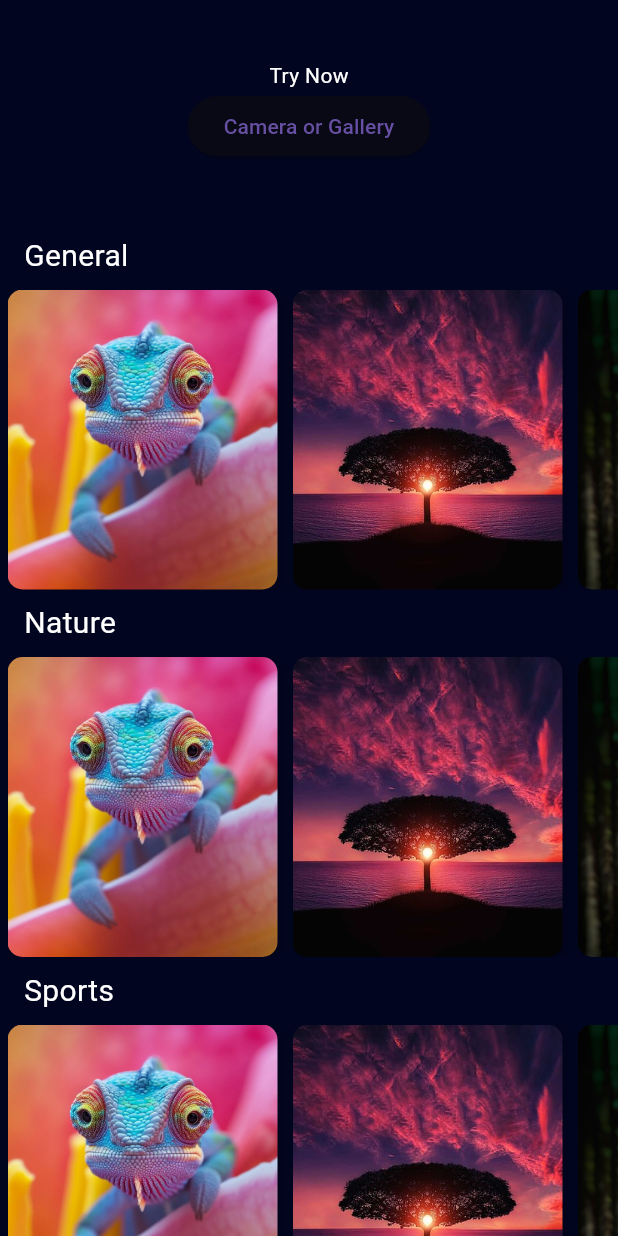
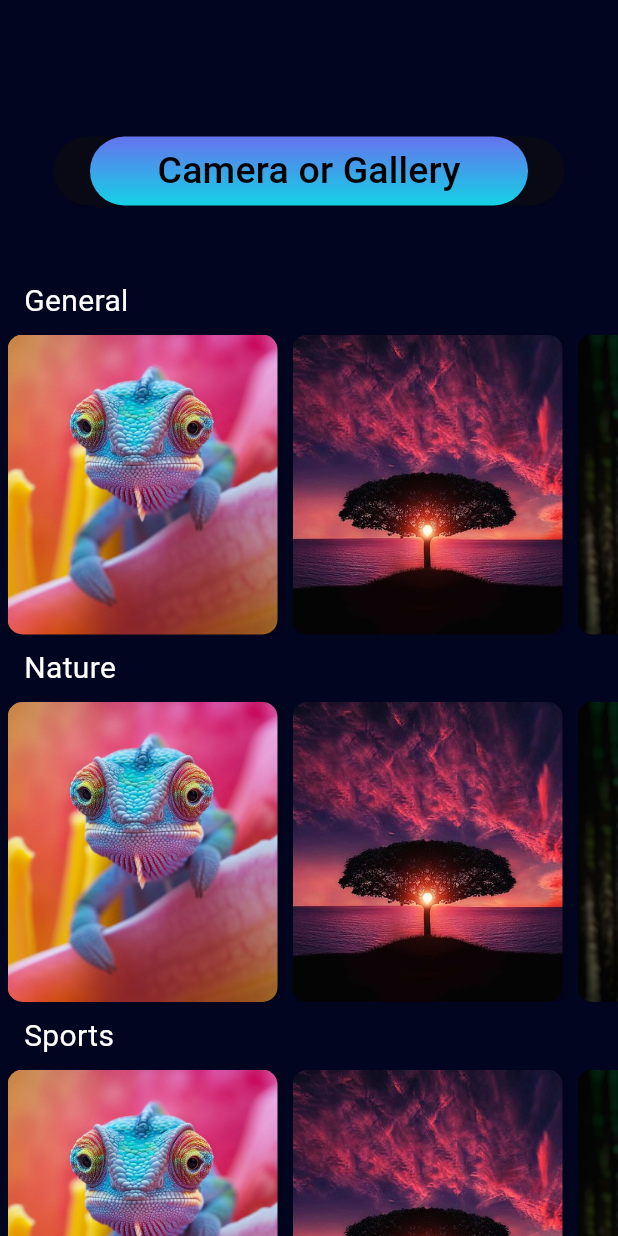
Before and after one commit to mennawali/Project_image_processing, a Flutter app: the TryNowWidget screen opened by its route, on a phone screen of 412 x 824 dp. Run offline on Flutter 3.47's test engine with Material 3 defaults, Android fonts, the phone set to English and light mode, and no system bars; our stand-ins replace camera, easy_localization, image_picker.

Commit message:
second commit

```diff
--- a/lib/try_now_widget.dart
+++ b/lib/try_now_widget.dart
@@ -85,12 +85,29 @@ class _TryNowWidgetState extends State<TryNowWidget> {
         mainAxisAlignment: MainAxisAlignment.start,
         children: [
           SizedBox(height: 40),
-          Text('try_now', style: TextStyle(color: Colors.white)).tr(),
+          Padding(
+            padding: const EdgeInsets.symmetric(horizontal: 45, vertical:25),
+          ),
           ElevatedButton(
             style: ElevatedButton.styleFrom(backgroundColor: Color(0xff090915)),
             onPressed: _showPicker,
-            child: Text('camera_or_gallery').tr(),
-          ),
+            child: Container(
+                child: Container(
+                    decoration: BoxDecoration(
+                      gradient: LinearGradient(
+                        colors: [Color(0xff6573ED), Color(0xff14D2E6)],
+                        begin: Alignment.topCenter,
+                        end: Alignment.bottomCenter,
+                      ),
+                      borderRadius: BorderRadius.circular(25),
+                    ),
+                    child:
+                    Padding(
+                      padding: const EdgeInsets.symmetric(horizontal: 45, vertical: 5),
+                      child: Text('camera_or_gallery', style: TextStyle(color: Colors.black,fontSize:25)).tr(),
+                    )),
+
+          ),),
           SizedBox(height: 20),
           // Display the selected or captured image
           if (_imagePath != null)
```
Also changed, not shown: lib/home_screen.dart (+10 -0 lines).
